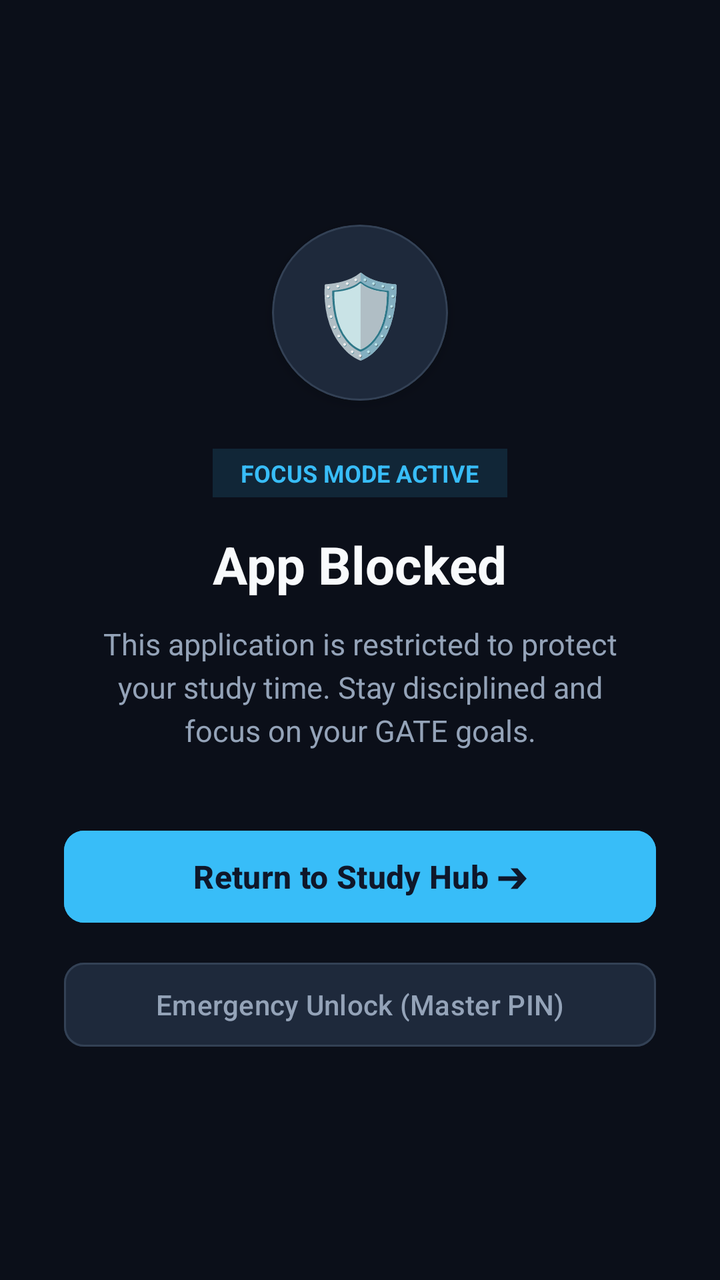
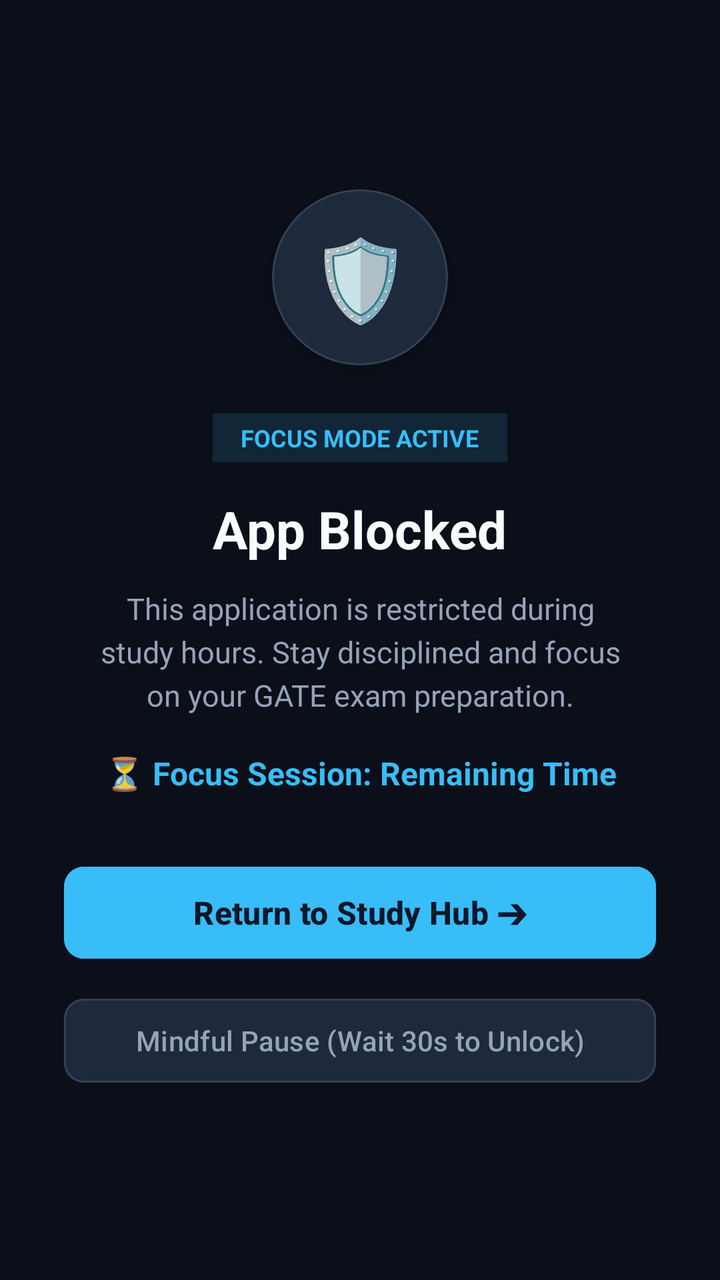

Before-and-after screenshots of an Android layout around one commit, followed by the original layout XML and the change that was made.
<!-- AndroidManifest.xml: activity theme Theme.GateFocus -->
<!-- res/layout/activity_blocked_app.xml -->
<?xml version="1.0" encoding="utf-8"?>
<LinearLayout xmlns:android="http://schemas.android.com/apk/res/android"
    xmlns:app="http://schemas.android.com/apk/res-auto"
    android:layout_width="match_parent"
    android:layout_height="match_parent"
    android:background="@color/background"
    android:gravity="center"
    android:orientation="vertical"
    android:padding="32dp">

    
    <com.google.android.material.card.MaterialCardView
        android:layout_width="88dp"
        android:layout_height="88dp"
        android:backgroundTint="@color/card_bg"
        app:cardCornerRadius="44dp"
        app:cardElevation="4dp"
        app:strokeColor="@color/card_border"
        app:strokeWidth="1dp">

        <TextView
            android:layout_width="match_parent"
            android:layout_height="match_parent"
            android:gravity="center"
            android:text="🛡️"
            android:textSize="40sp" />
    </com.google.android.material.card.MaterialCardView>

    
    <TextView
        android:id="@+id/tvBlockedBadge"
        android:layout_width="wrap_content"
        android:layout_height="wrap_content"
        android:layout_marginTop="24dp"
        android:background="#2238BDF8"
        android:paddingHorizontal="14dp"
        android:paddingVertical="4dp"
        android:text="FOCUS MODE ACTIVE"
        android:textColor="@color/accent"
        android:textSize="12sp"
        android:textStyle="bold" />

    
    <TextView
        android:id="@+id/tvBlockedAppName"
        android:layout_width="wrap_content"
        android:layout_height="wrap_content"
        android:layout_marginTop="16dp"
        android:gravity="center"
        android:text="App Blocked"
        android:textColor="@color/text_primary"
        android:textSize="26sp"
        android:textStyle="bold" />

    
    <TextView
        android:id="@+id/tvBlockedMessage"
        android:layout_width="wrap_content"
        android:layout_height="wrap_content"
        android:layout_marginTop="12dp"
        android:gravity="center"
        android:lineSpacingExtra="4dp"
        android:paddingHorizontal="16dp"
        android:text="This application is restricted to protect your study time. Stay disciplined and focus on your GATE goals."
        android:textColor="@color/text_secondary"
        android:textSize="15sp" />

    
    <com.google.android.material.button.MaterialButton
        android:id="@+id/btnReturnToStudy"
        android:layout_width="match_parent"
        android:layout_height="54dp"
        android:layout_marginTop="36dp"
        android:backgroundTint="@color/accent"
        android:text="Return to Study Hub ➔"
        android:textColor="@color/primary_dark"
        android:textSize="16sp"
        android:textStyle="bold"
        app:cornerRadius="10dp" />

    
    <com.google.android.material.button.MaterialButton
        android:id="@+id/btnEmergencyUnlock"
        android:layout_width="match_parent"
        android:layout_height="50dp"
        android:layout_marginTop="12dp"
        android:backgroundTint="@color/card_bg"
        android:text="Emergency Unlock (Master PIN)"
        android:textColor="@color/text_secondary"
        android:textSize="14sp"
        app:cornerRadius="10dp"
        app:strokeColor="@color/card_border"
        app:strokeWidth="1dp" />

</LinearLayout>
<!-- resources referenced by this layout -->
<resources>
  <color name="accent">#38BDF8</color>
  <color name="background">#0B0F19</color>
  <color name="card_bg">#1E293B</color>
  <color name="card_border">#334155</color>
  <color name="primary_dark">#0F172A</color>
  <color name="text_primary">#F8FAFC</color>
  <color name="text_secondary">#94A3B8</color>
  <style name="Theme.GateFocus" parent="Theme.Material3.Dark.NoActionBar">
          <item name="android:statusBarColor">@color/background</item>
          <item name="android:windowBackground">@color/background</item>
          <item name="colorPrimary">@color/accent</item>
      </style>
</resources>

<!-- the commit's change to res/layout/activity_blocked_app.xml (unified diff, before → after) -->
@@ -61,16 +61,28 @@
         android:gravity="center"
         android:lineSpacingExtra="4dp"
         android:paddingHorizontal="16dp"
-        android:text="This application is restricted to protect your study time. Stay disciplined and focus on your GATE goals."
+        android:text="This application is restricted during study hours. Stay disciplined and focus on your GATE exam preparation."
         android:textColor="@color/text_secondary"
         android:textSize="15sp" />
+
+    
+    <TextView
+        android:id="@+id/tvBlockedTimer"
+        android:layout_width="wrap_content"
+        android:layout_height="wrap_content"
+        android:layout_marginTop="18dp"
+        android:gravity="center"
+        android:text="⏳ Focus Session: Remaining Time"
+        android:textColor="@color/accent"
+        android:textSize="16sp"
+        android:textStyle="bold" />
 
     
     <com.google.android.material.button.MaterialButton
         android:id="@+id/btnReturnToStudy"
         android:layout_width="match_parent"
         android:layout_height="54dp"
-        android:layout_marginTop="36dp"
+        android:layout_marginTop="32dp"
         android:backgroundTint="@color/accent"
         android:text="Return to Study Hub ➔"
         android:textColor="@color/primary_dark"
@@ -80,12 +92,12 @@
 
     
     <com.google.android.material.button.MaterialButton
-        android:id="@+id/btnEmergencyUnlock"
+        android:id="@+id/btnMindfulPause"
         android:layout_width="match_parent"
         android:layout_height="50dp"
         android:layout_marginTop="12dp"
         android:backgroundTint="@color/card_bg"
-        android:text="Emergency Unlock (Master PIN)"
+        android:text="Mindful Pause (Wait 30s to Unlock)"
         android:textColor="@color/text_secondary"
         android:textSize="14sp"
         app:cornerRadius="10dp"
